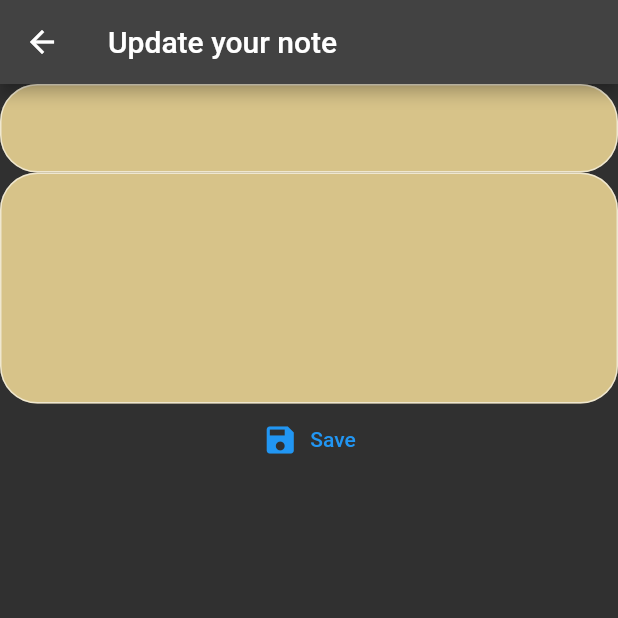
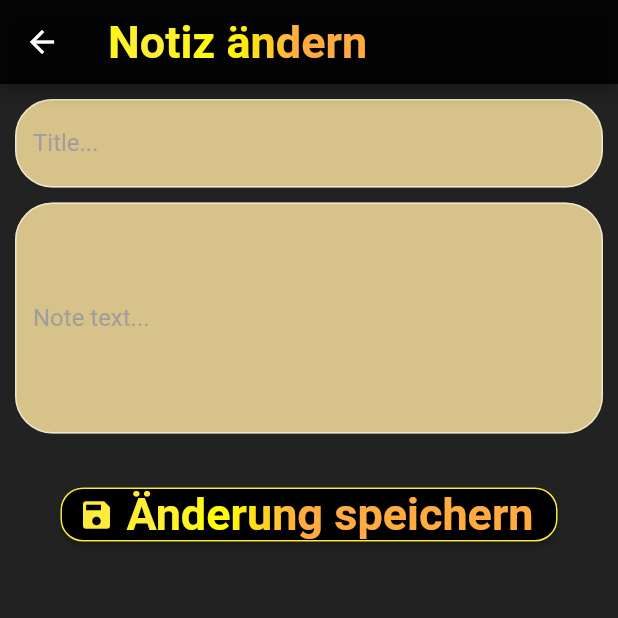
Before and after one commit to stephanxiayu/MERN-Notizen, a Flutter app: the UpdateNotePage screen opened directly with empty values, on a phone screen of 412 x 824 dp, the top half of it. Run offline on Flutter 3.47's test engine with Material 2 defaults, Android fonts, the phone set to English and light mode, and no system bars; our stand-ins replace cookie_jar, dio, dio_cookie_manager, fluttertoast, motion_toast, shared_preferences; accounts and stored records are empty; network calls fail.

Commit message:
mobile finished

```diff
--- a/mobile/lib/Pages/LoginPage.dart
+++ b/mobile/lib/Pages/LoginPage.dart
@@ -1,6 +1,7 @@
 import 'package:dio/dio.dart';
 import 'package:flutter/material.dart';
 import 'package:mobile/Pages/NoteList.dart';
+import 'package:mobile/Pages/createAccountPage.dart';
 import 'package:motion_toast/motion_toast.dart';
 import 'package:shared_preferences/shared_preferences.dart';
 
@@ -194,7 +195,7 @@ class _LoginFormState extends State<LoginForm> {
                           Navigator.push(
                               context,
                               MaterialPageRoute(
-                                builder: (context) => const LoginForm(),
+                                builder: (context) => const CreateAccount(),
                               ));
                         },
                         style: ElevatedButton.styleFrom(
--- a/mobile/lib/Pages/createAccountPage.dart
+++ b/mobile/lib/Pages/createAccountPage.dart
@@ -36,6 +36,9 @@ class _CreateAccountState extends State<CreateAccount> {
     if (response.statusCode == 201) {
       SharedPreferences prefs = await SharedPreferences.getInstance();
       await prefs.setBool('isLoggedIn', true);
+      await prefs.setString('userId', response.data['_id']);
+      await prefs.setString(
+          'sessionCookie', response.headers['set-cookie']![0]);
       Navigator.push(
           context,
           MaterialPageRoute(
--- a/mobile/lib/Pages/updateNotePage.dart
+++ b/mobile/lib/Pages/updateNotePage.dart
@@ -1,8 +1,9 @@
+import 'package:dio/dio.dart';
 import 'package:flutter/material.dart';
 import 'package:mobile/Pages/NoteList.dart';
 import 'dart:convert';
 import 'package:fluttertoast/fluttertoast.dart';
-import 'package:http/http.dart' as http;
+import 'package:shared_preferences/shared_preferences.dart';
 
 class UpdateNotePage extends StatefulWidget {
   final String title;
@@ -19,20 +20,44 @@ class UpdateNotePage extends StatefulWidget {
 class _UpdateNotePageState extends State<UpdateNotePage> {
   List<dynamic> notes = [];
   Future<void> updateNote(String id, String title, String text) async {
+    SharedPreferences prefs = await SharedPreferences.getInstance();
+    final userId = prefs.getString('userId');
+    final sessionCookie = prefs.getString('sessionCookie');
+
+    if (userId == null) {
+      // Handle case when userId is not available
+      print("userId: $userId");
+      return;
+    }
+
+    Dio dio = Dio();
+    dio.interceptors.add(
+      InterceptorsWrapper(
+        onRequest: (options, handler) {
+          options.headers['Cookie'] = sessionCookie;
+          return handler.next(options);
+        },
+      ),
+    );
+
     final url = 'http://localhost:8080/api/notes/$id';
-    final response = await http.patch(
-      Uri.parse(url),
+    final response = await dio.patch(
+      url,
+      options: Options(
         headers: {
           'Content-Type': 'application/json',
         },
-      body: jsonEncode({
+      ),
+      data: jsonEncode({
+        'userId': userId,
         'title': title,
         'text': text,
       }),
     );
 
     if (response.statusCode == 200 || response.statusCode == 201) {
-      final Map<String, dynamic> data = json.decode(response.body);
+      final Map<String, dynamic> data =
+          Map<String, dynamic>.from(response.data);
       setState(() {
         // update the note in your state
         // assuming you have a 'notes' list that contains all your notes
@@ -46,19 +71,19 @@ class _UpdateNotePageState extends State<UpdateNotePage> {
       Fluttertoast.showToast(
           msg: 'Note updated ',
           toastLength: Toast.LENGTH_SHORT,
-          gravity: ToastGravity.CENTER,
+          gravity: ToastGravity.BOTTOM,
           timeInSecForIosWeb: 3,
-          backgroundColor: Colors.green,
-          textColor: Colors.white,
-          fontSize: 16.0);
+          backgroundColor: Colors.yellow,
+          textColor: Colors.black,
+          fontSize: 20.0);
     } else {
       Fluttertoast.showToast(
           msg: 'Failed to update note',
           toastLength: Toast.LENGTH_SHORT,
-          gravity: ToastGravity.CENTER,
+          gravity: ToastGravity.BOTTOM,
           timeInSecForIosWeb: 3,
           backgroundColor: Colors.red,
-          textColor: Colors.white,
+          textColor: Colors.black,
           fontSize: 16.0);
     }
   }
@@ -76,14 +101,39 @@ class _UpdateNotePageState extends State<UpdateNotePage> {
   @override
   Widget build(BuildContext context) {
     return Scaffold(
+      backgroundColor: Colors.black87,
       appBar: AppBar(
-        title: const Text("Update your note"),
+        backgroundColor: Colors.black87,
+        title: Text(
+          "Notiz ändern",
+          style: TextStyle(
+            fontSize: 30.0,
+            fontWeight: FontWeight.bold,
+            foreground: Paint()
+              ..shader = const LinearGradient(
+                colors: <Color>[
+                  Colors.orangeAccent,
+                  Colors.yellowAccent,
+                  Colors.yellow,
+                  Colors.yellowAccent,
+                  Colors.orangeAccent
+                ],
+              ).createShader(const Rect.fromLTWH(0.0, 0.0, 200.0, 70.0)),
           ),
-      body: Column(
+        ),
+      ),
+      body: Padding(
+        padding: const EdgeInsets.all(10.0),
+        child: Column(
           children: [
             TextFormField(
+              cursorColor: Colors.black87,
               style: const TextStyle(color: Colors.black),
               decoration: InputDecoration(
+                focusedBorder: const OutlineInputBorder(
+                    borderSide: BorderSide(color: Colors.yellow, width: 2.0)),
+                labelText: 'Title...',
+                labelStyle: const TextStyle(color: Colors.grey),
                 border: OutlineInputBorder(
                   borderSide: const BorderSide(color: Colors.white, width: 2.0),
                   borderRadius: BorderRadius.circular(25.0),
@@ -93,8 +143,17 @@ class _UpdateNotePageState extends State<UpdateNotePage> {
               ),
               controller: titleController,
             ),
+            const SizedBox(
+              height: 10,
+            ),
             TextFormField(
+              cursorColor: Colors.black87,
+              style: const TextStyle(color: Colors.black),
               decoration: InputDecoration(
+                focusedBorder: const OutlineInputBorder(
+                    borderSide: BorderSide(color: Colors.yellow, width: 2.0)),
+                labelText: 'Note text...',
+                labelStyle: const TextStyle(color: Colors.grey),
                 border: OutlineInputBorder(
                   borderSide: const BorderSide(color: Colors.white, width: 2.0),
                   borderRadius: BorderRadius.circular(25.0),
@@ -102,12 +161,21 @@ class _UpdateNotePageState extends State<UpdateNotePage> {
                 filled: true,
                 fillColor: const Color.fromARGB(255, 215, 195, 137),
               ),
-            style: const TextStyle(color: Colors.black),
               maxLines: 10,
               controller: textController,
               minLines: 6,
             ),
-          TextButton.icon(
+            const SizedBox(
+              height: 30,
+            ),
+            ElevatedButton.icon(
+              style: ElevatedButton.styleFrom(
+                side: const BorderSide(color: Colors.yellow),
+                backgroundColor: Colors.black,
+                shape: RoundedRectangleBorder(
+                  borderRadius: BorderRadius.circular(15),
+                ),
+              ),
               onPressed: () {
                 updateNote(widget.id, titleController.text, textController.text)
                     .then((value) => Navigator.push(
@@ -116,9 +184,30 @@ class _UpdateNotePageState extends State<UpdateNotePage> {
                           builder: (context) => const NoteList(),
                         )));
               },
-              icon: const Icon(Icons.save),
-              label: const Text("Save"))
+              icon: const Icon(
+                Icons.save,
+                color: Colors.yellow,
+              ),
+              label: Text(
+                'Änderung speichern',
+                style: TextStyle(
+                  fontSize: 30.0,
+                  fontWeight: FontWeight.bold,
+                  foreground: Paint()
+                    ..shader = const LinearGradient(
+                      colors: <Color>[
+                        Colors.orangeAccent,
+                        Colors.yellowAccent,
+                        Colors.yellow,
+                        Colors.yellowAccent,
+                        Colors.orangeAccent
                       ],
+                    ).createShader(const Rect.fromLTWH(0.0, 0.0, 200.0, 70.0)),
+                ),
+              ),
+            ),
+          ],
+        ),
       ),
     );
   }
```
Also changed, not shown: mobile/lib/Pages/NoteList.dart (+38 -21 lines), mobile/lib/Pages/createNotePage.dart (+27 -4 lines). Lines whose indentation alone changed are shown as unchanged.
